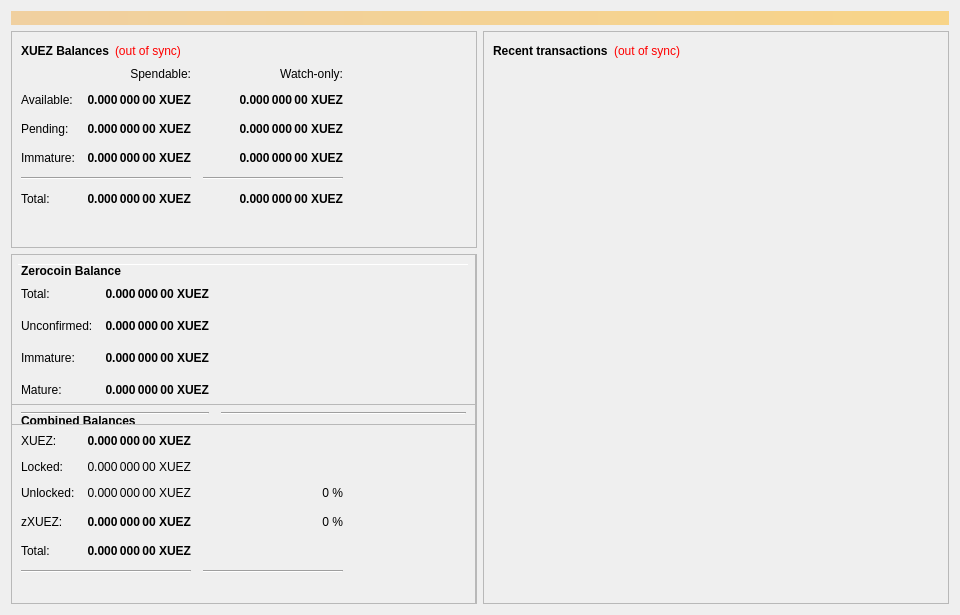
mccrudd3n/xuez, file src/qt/forms/overviewpage.ui: the form before one commit.
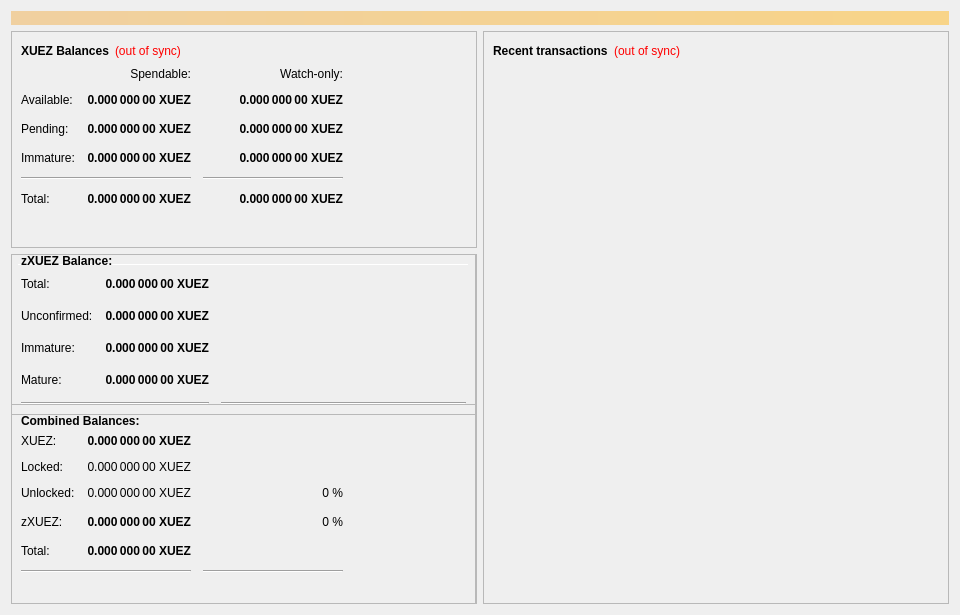
The form after the commit.

Patch:
```diff
--- a/src/qt/forms/overviewpage.ui
+++ b/src/qt/forms/overviewpage.ui
@@ -892,8 +892,6 @@
           </property>
           <layout class="QVBoxLayout" name="verticalLayout_5">
            <item>
-            <layout class="QHBoxLayout" name="horizontalLayout_5" stretch="0">
-             <item>
               <widget class="QLabel" name="label_5z">
                <property name="maximumSize">
                 <size>
@@ -911,11 +909,9 @@
                 <string>Combined Balances (including unconfirmed and immature coins)</string>
                </property>
                <property name="text">
-                <string>&lt;html&gt;&lt;head/&gt;&lt;body&gt;&lt;p&gt;Combined Balances&lt;/p&gt;&lt;/body&gt;&lt;/html&gt;</string>
-               </property>
-              </widget>
-             </item>
-            </layout>
+              <string>&lt;html&gt;&lt;head/&gt;&lt;body&gt;&lt;p&gt;Combined Balances:&lt;/p&gt;&lt;/body&gt;&lt;/html&gt;</string>
+             </property>
+            </widget>
            </item>
            <item>
             <layout class="QGridLayout" name="gridLayout_3">
@@ -1161,7 +1157,7 @@
           <property name="geometry">
            <rect>
             <x>0</x>
-            <y>0</y>
+            <y>-10</y>
             <width>465</width>
             <height>171</height>
            </rect>
@@ -1174,9 +1170,10 @@
           </property>
           <layout class="QVBoxLayout" name="verticalLayout_7">
            <item>
-            <layout class="QHBoxLayout" name="horizontalLayout_8" stretch="0">
-             <item>
               <widget class="QLabel" name="label_5z_3">
+             <property name="enabled">
+              <bool>true</bool>
+             </property>
                <property name="maximumSize">
                 <size>
                  <width>16777215</width>
@@ -1189,12 +1186,13 @@
                  <bold>true</bold>
                 </font>
                </property>
+             <property name="lineWidth">
+              <number>0</number>
+             </property>
                <property name="text">
-                <string>Zerocoin Balance</string>
-               </property>
-              </widget>
-             </item>
-            </layout>
+              <string>zXUEZ Balance:</string>
+             </property>
+            </widget>
            </item>
            <item>
             <layout class="QGridLayout" name="gridLayout_5">
```
Left out of the diff: 96 changed lines with no effect on the pictures. Lines whose indentation alone changed are shown as unchanged.
